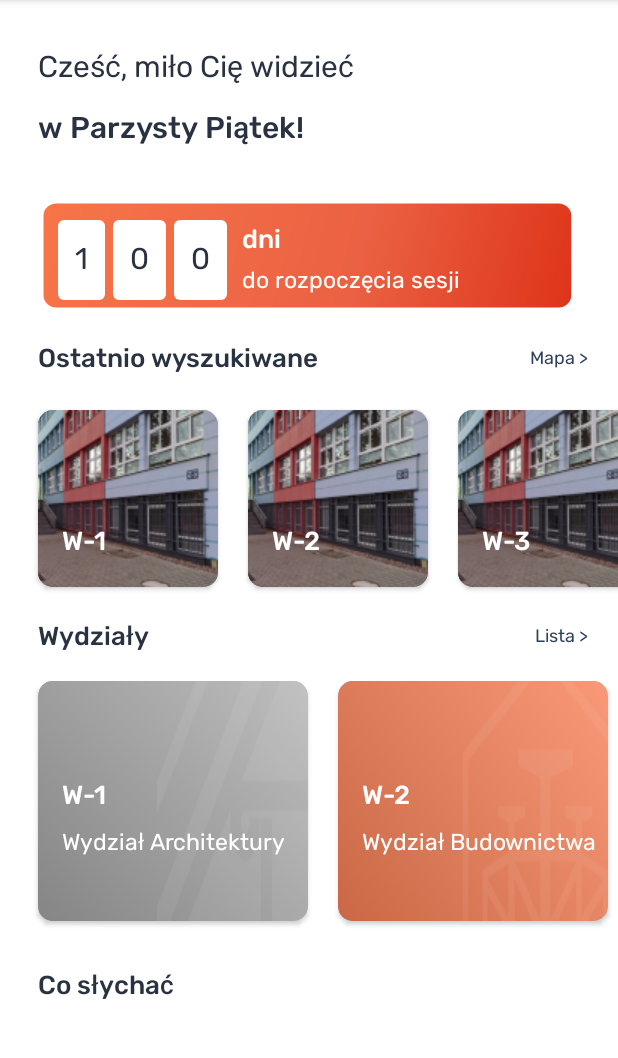
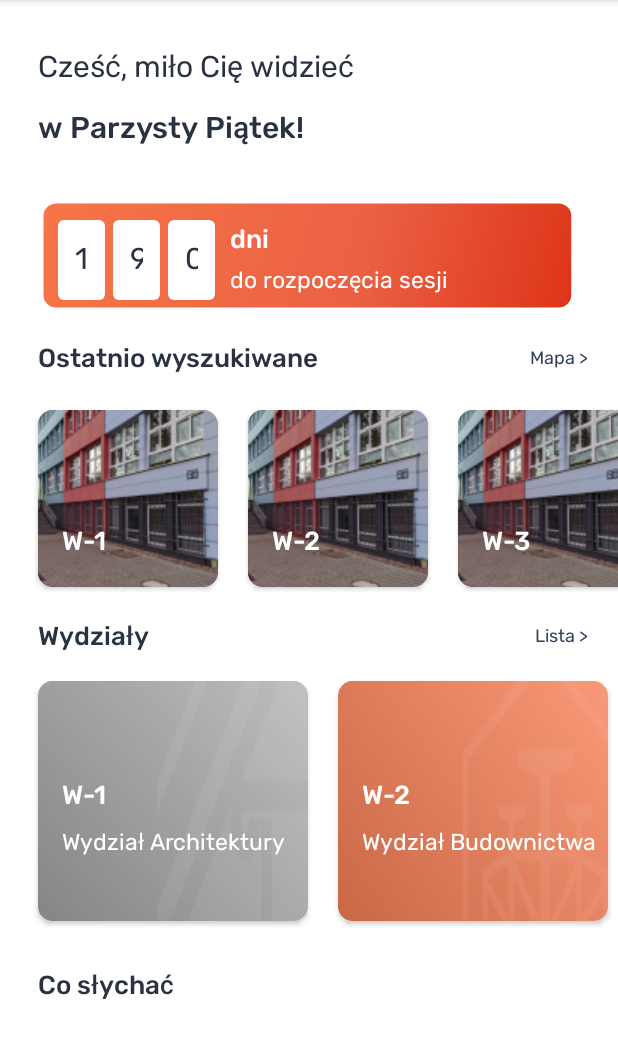
Before and after one commit to Solvro/mobile-topwr-android-legacy, an Android app: the screen it shows after launch (MainActivity), on a phone screen of 412 x 824 dp, the part 84-1142 px from its top. Run offline under Robolectric (Android 15) with nearby library versions, the phone set to English and light mode, and no system bars; our stand-ins replace Dagger/Hilt's generated code, data binding.

Commit message:
Fixed size for texview in home_fragment

```diff
--- a/app/src/main/res/layout/home_fragment.xml
+++ b/app/src/main/res/layout/home_fragment.xml
@@ -81,7 +81,7 @@
 
             <TextView
                 android:id="@+id/textViewNumber1"
-                android:layout_width="wrap_content"
+                android:layout_width="31dp"
                 android:layout_height="wrap_content"
                 android:fontFamily="@font/rubik"
                 android:text="1"
@@ -96,10 +96,10 @@
 
             <TextView
                 android:id="@+id/textViewNumber2"
-                android:layout_width="wrap_content"
+                android:layout_width="31dp"
                 android:layout_height="wrap_content"
                 android:fontFamily="@font/rubik"
-                android:text="0"
+                android:text="9"
                 android:padding="11dp"
                 android:layout_marginStart="5dp"
                 android:layout_marginTop="20dp"
@@ -111,7 +111,7 @@
 
             <TextView
                 android:id="@+id/textViewNumber3"
-                android:layout_width="wrap_content"
+                android:layout_width="31dp"
                 android:layout_height="wrap_content"
                 android:fontFamily="@font/rubik"
                 android:text="0"
```
